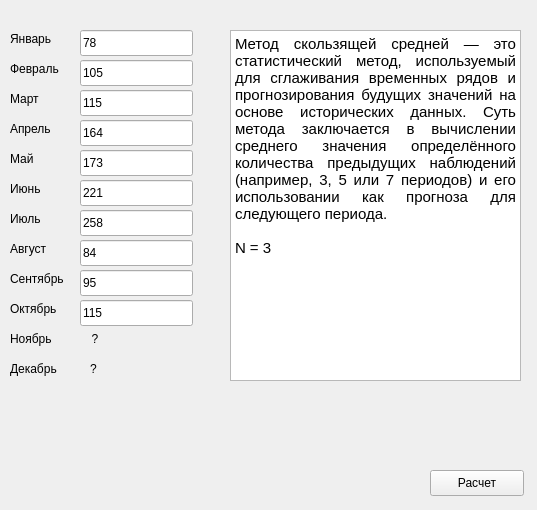
Old version of the form UIforms/movingAvgForm.ui in the repository sadmoodd/Hotel1.
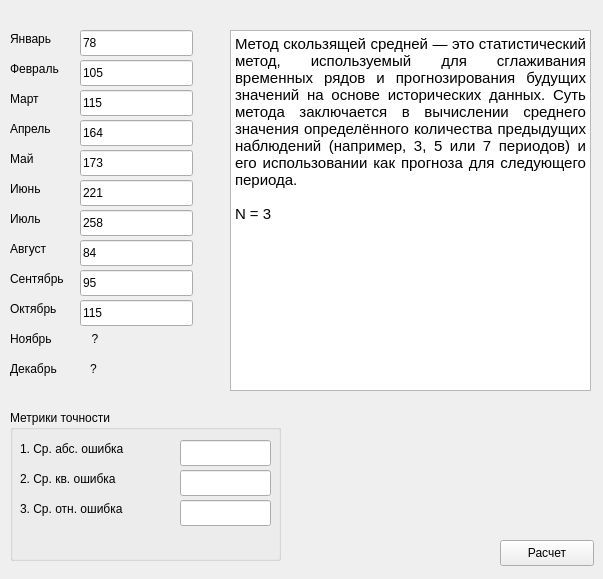
New version of the form.

Commit message: fix MovingAvg and RequestForm

```diff
--- a/UIforms/movingAvgForm.ui
+++ b/UIforms/movingAvgForm.ui
@@ -6,8 +6,8 @@
    <rect>
     <x>0</x>
     <y>0</y>
-    <width>537</width>
-    <height>510</height>
+    <width>603</width>
+    <height>579</height>
    </rect>
   </property>
   <property name="windowTitle">
@@ -302,8 +302,8 @@
   <widget class="QPushButton" name="pushButton">
    <property name="geometry">
     <rect>
-     <x>430</x>
-     <y>470</y>
+     <x>500</x>
+     <y>540</y>
      <width>94</width>
      <height>26</height>
     </rect>
@@ -317,8 +317,8 @@
     <rect>
      <x>230</x>
      <y>30</y>
-     <width>291</width>
-     <height>351</height>
+     <width>361</width>
+     <height>361</height>
     </rect>
    </property>
    <property name="html">
@@ -332,6 +332,101 @@
 &lt;p align=&quot;justify&quot; style=&quot; margin-top:0px; margin-bottom:0px; margin-left:0px; margin-right:0px; -qt-block-indent:0; text-indent:0px;&quot;&gt;Метод скользящей средней — это статистический метод, используемый для сглаживания временных рядов и прогнозирования будущих значений на основе исторических данных. Суть метода заключается в вычислении среднего значения определённого количества предыдущих наблюдений (например, 3, 5 или 7 периодов) и его использовании как прогноза для следующего периода.&lt;br /&gt;&lt;br /&gt;N = 3&lt;/p&gt;&lt;/body&gt;&lt;/html&gt;</string>
    </property>
   </widget>
+  <widget class="QGroupBox" name="groupBox">
+   <property name="geometry">
+    <rect>
+     <x>10</x>
+     <y>410</y>
+     <width>271</width>
+     <height>151</height>
+    </rect>
+   </property>
+   <property name="title">
+    <string>Метрики точности</string>
+   </property>
+   <widget class="QLabel" name="label_13">
+    <property name="geometry">
+     <rect>
+      <x>10</x>
+      <y>30</y>
+      <width>131</width>
+      <height>18</height>
+     </rect>
+    </property>
+    <property name="text">
+     <string>1. Ср. абс. ошибка</string>
+    </property>
+   </widget>
+   <widget class="QLabel" name="label_14">
+    <property name="geometry">
+     <rect>
+      <x>10</x>
+      <y>60</y>
+      <width>131</width>
+      <height>18</height>
+     </rect>
+    </property>
+    <property name="text">
+     <string>2. Ср. кв. ошибка</string>
+    </property>
+   </widget>
+   <widget class="QLabel" name="label_15">
+    <property name="geometry">
+     <rect>
+      <x>10</x>
+      <y>90</y>
+      <width>131</width>
+      <height>18</height>
+     </rect>
+    </property>
+    <property name="text">
+     <string>3. Ср. отн. ошибка</string>
+    </property>
+   </widget>
+   <widget class="QLineEdit" name="lineEdit_11">
+    <property name="geometry">
+     <rect>
+      <x>170</x>
+      <y>30</y>
+      <width>91</width>
+      <height>26</height>
+     </rect>
+    </property>
+   </widget>
+   <widget class="QLineEdit" name="lineEdit_12">
+    <property name="geometry">
+     <rect>
+      <x>170</x>
+      <y>60</y>
+      <width>91</width>
+      <height>26</height>
+     </rect>
+    </property>
+   </widget>
+   <widget class="QLineEdit" name="lineEdit_13">
+    <property name="geometry">
+     <rect>
+      <x>170</x>
+      <y>90</y>
+      <width>91</width>
+      <height>26</height>
+     </rect>
+    </property>
+   </widget>
+  </widget>
+  <widget class="QLabel" name="label_16">
+   <property name="geometry">
+    <rect>
+     <x>310</x>
+     <y>430</y>
+     <width>181</width>
+     <height>18</height>
+    </rect>
+   </property>
+   <property name="text">
+    <string/>
+   </property>
+  </widget>
  </widget>
  <resources/>
  <connections/>
```
The commit also changes 8 other files.
